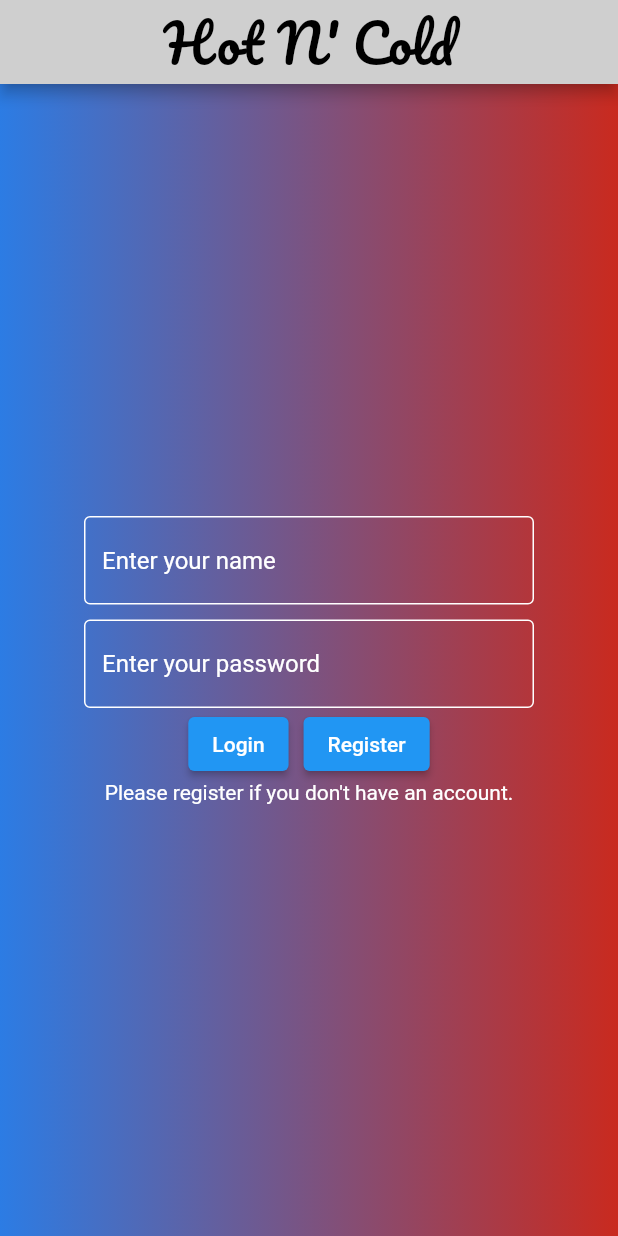
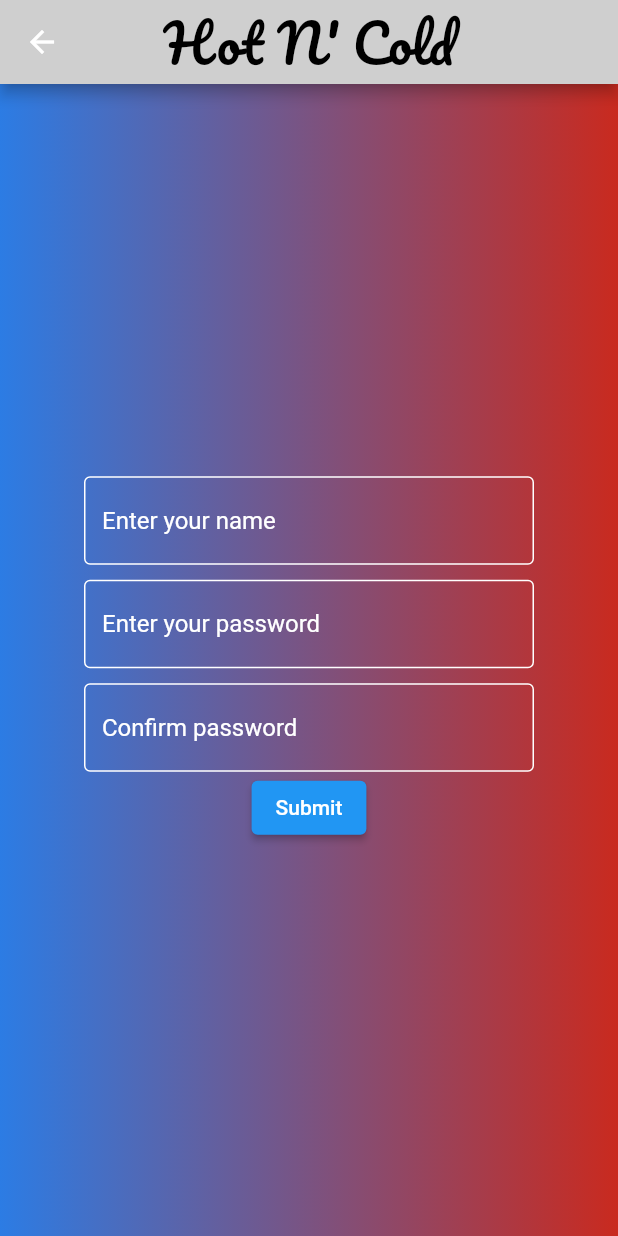
Before and after one commit to pclmatos/scmu-tp, a Flutter app: the screen it shows after launch, after a tap on "Register", on a phone screen of 412 x 824 dp. Run offline on Flutter 3.47's test engine with Material 2 defaults, Android fonts, the phone set to English and light mode, and no system bars; our stand-ins replace google_fonts.

Commit message:
started register page and adding error messages to empty text fields

```diff
--- /dev/null
+++ b/lib/models/background.dart
@@ -0,0 +1,14 @@
+import "package:flutter/material.dart";
+
+BoxDecoration background() {
+  return const BoxDecoration(
+      gradient: LinearGradient(
+          colors: [
+            Color.fromARGB(255, 44, 124, 228),
+            Color.fromARGB(255, 201, 42, 31)
+          ],
+          begin: FractionalOffset.centerLeft,
+          end: FractionalOffset.centerRight,
+          stops: [0.0, 1.0],
+          tileMode: TileMode.clamp));
+}
--- a/lib/pages/login.dart
+++ b/lib/pages/login.dart
@@ -1,5 +1,7 @@
 import 'package:flutter/material.dart';
-import 'package:hotncold/header.dart';
+import 'package:hotncold/models/header.dart';
+import 'package:hotncold/models/background.dart';
+import 'package:hotncold/pages/register.dart';
 
 // ignore: use_key_in_widget_constructors
 class LoginPage extends StatefulWidget {
@@ -22,16 +24,7 @@ class _LoginPageState extends State<LoginPage> {
     return Scaffold(
       appBar: header(context),
       body: Container(
-        decoration: const BoxDecoration(
-            gradient: LinearGradient(
-                colors: [
-                  Color.fromARGB(255, 44, 124, 228),
-                  Color.fromARGB(255, 201, 42, 31)
-                ],
-                begin: FractionalOffset.centerLeft,
-                end: FractionalOffset.centerRight,
-                stops: [0.0, 1.0],
-                tileMode: TileMode.clamp)),
+        decoration: background(),
         child: Center(
           child: Column(
             mainAxisAlignment: MainAxisAlignment.center,
@@ -92,7 +85,13 @@ class _LoginPageState extends State<LoginPage> {
                   ),
                   Column(children: [
                     ElevatedButton(
-                        onPressed: () {}, child: const Text("Register")),
+                        onPressed: () {
+                          Navigator.push(
+                              context,
+                              MaterialPageRoute(
+                                  builder: (context) => RegisterPage()));
+                        },
+                        child: const Text("Register")),
                   ])
                 ],
               ),
--- a/lib/pages/register.dart
+++ b/lib/pages/register.dart
@@ -1,15 +1,15 @@
 import 'package:flutter/material.dart';
-import 'package:hotncold/header.dart';
-import 'package:hotncold/background.dart';
+import 'package:hotncold/models/header.dart';
+import 'package:hotncold/models/background.dart';
 
 // ignore: use_key_in_widget_constructors
-class LoginPage extends StatefulWidget {
+class RegisterPage extends StatefulWidget {
   @override
   // ignore: library_private_types_in_public_api
   _RegisterPageState createState() => _RegisterPageState();
 }
 
-class _RegisterPageState extends State<LoginPage> {
+class _RegisterPageState extends State<RegisterPage> {
   TextEditingController nameController = TextEditingController();
   TextEditingController pwdController = TextEditingController();
   TextEditingController confirmController = TextEditingController();
@@ -27,18 +27,7 @@ class _RegisterPageState extends State<LoginPage> {
     return Scaffold(
       appBar: header(context),
       body: Container(
-        decoration: const BoxDecoration(
-            gradient: LinearGradient(
-                colors: [
-                  Color.fromARGB(255, 201, 42, 31),
-                  Color.fromARGB(255, 44, 124, 228)
-                ],
-                begin: FractionalOffset.centerLeft,
-                end: FractionalOffset.centerRight,
-                stops: [0.0, 1.0],
-                tileMode: TileMode.clamp)),
-        child: Padding(
-          padding: const EdgeInsets.all(8.0),
+        decoration: background(),
         child: Center(
           child: Column(
             mainAxisAlignment: MainAxisAlignment.center,
@@ -78,37 +67,63 @@ class _RegisterPageState extends State<LoginPage> {
                   ),
                 ),
               ),
+              const SizedBox(
+                height: 10,
+              ),
+              SizedBox(
+                width: 300,
+                child: TextField(
+                  style: const TextStyle(color: Colors.white),
+                  controller: confirmController,
+                  decoration: const InputDecoration(
+                    hintText: "Confirm password",
+                    hintStyle: TextStyle(
+                      color: Colors.white,
+                    ),
+                    focusedBorder: OutlineInputBorder(
+                        borderSide: BorderSide(color: Colors.white)),
+                    enabledBorder: OutlineInputBorder(
+                        borderSide: BorderSide(color: Colors.white)),
+                  ),
+                ),
+              ),
               Row(
                 mainAxisAlignment: MainAxisAlignment.center,
                 children: <Widget>[
                   Column(
                     children: <Widget>[
                       ElevatedButton(
-                          child: const Text("Login"),
+                        child: const Text("Submit"),
                         onPressed: () {
                           setState(() {
                             name = nameController.text;
                             pwd = pwdController.text;
+                            confirm = confirmController.text;
                           });
+
+                          if (name == null || name == "") {
+                            ScaffoldMessenger.of(context).showSnackBar(SnackBar(
+                              content: Container(
+                                padding: const EdgeInsets.all(16),
+                                height: 50,
+                                decoration: const BoxDecoration(
+                                    color: Colors.red,
+                                    borderRadius:
+                                        BorderRadius.all(Radius.circular(20))),
+                                child: const Text("no name"),
+                              ),
+                              behavior: SnackBarBehavior.floating,
+                              backgroundColor: Colors.transparent,
+                              elevation: 0,
+                            ));
+                          }
                         },
                       ),
                     ],
                   ),
-                    const SizedBox(
-                      width: 10,
-                    ),
-                    Column(children: [
-                      ElevatedButton(
-                          onPressed: () {}, child: const Text("Register")),
-                    ])
                 ],
               ),
-                const Text(
-                  "Please register if you don't have an account.",
-                  style: TextStyle(color: Colors.white),
-                ),
             ],
-            ),
           ),
         ),
       ),
```
Also changed, not shown: lib/background.dart (deleted, +0 -15 lines), lib/models/header.dart (renamed from lib/header.dart). Lines whose indentation alone changed are shown as unchanged.
